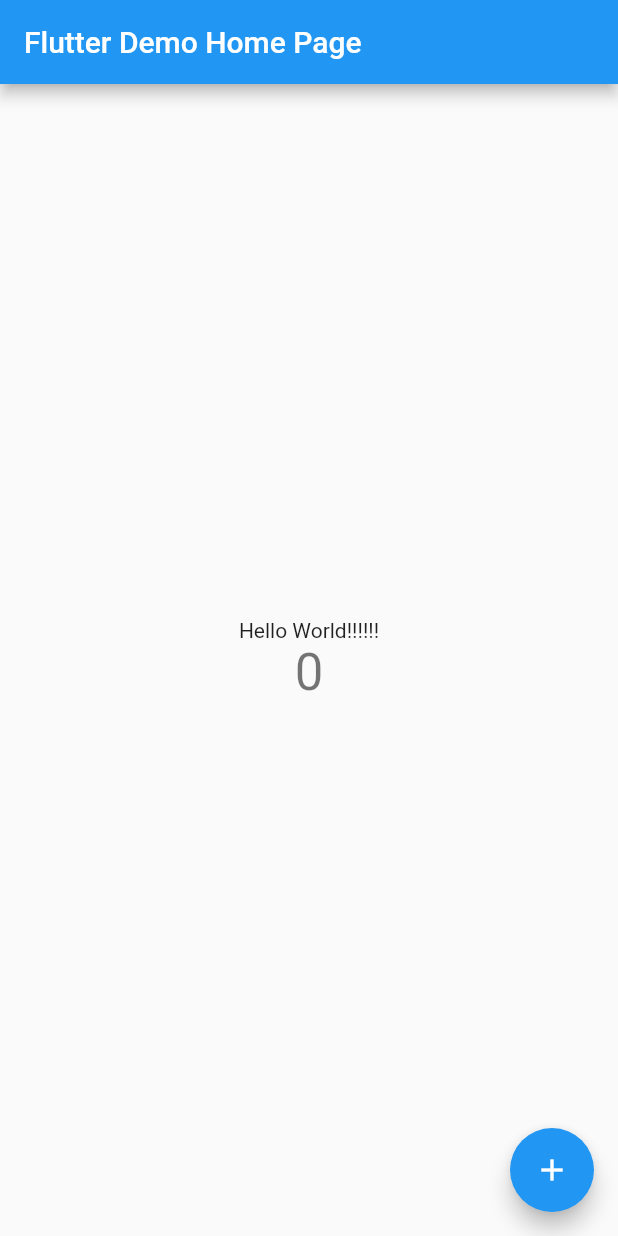
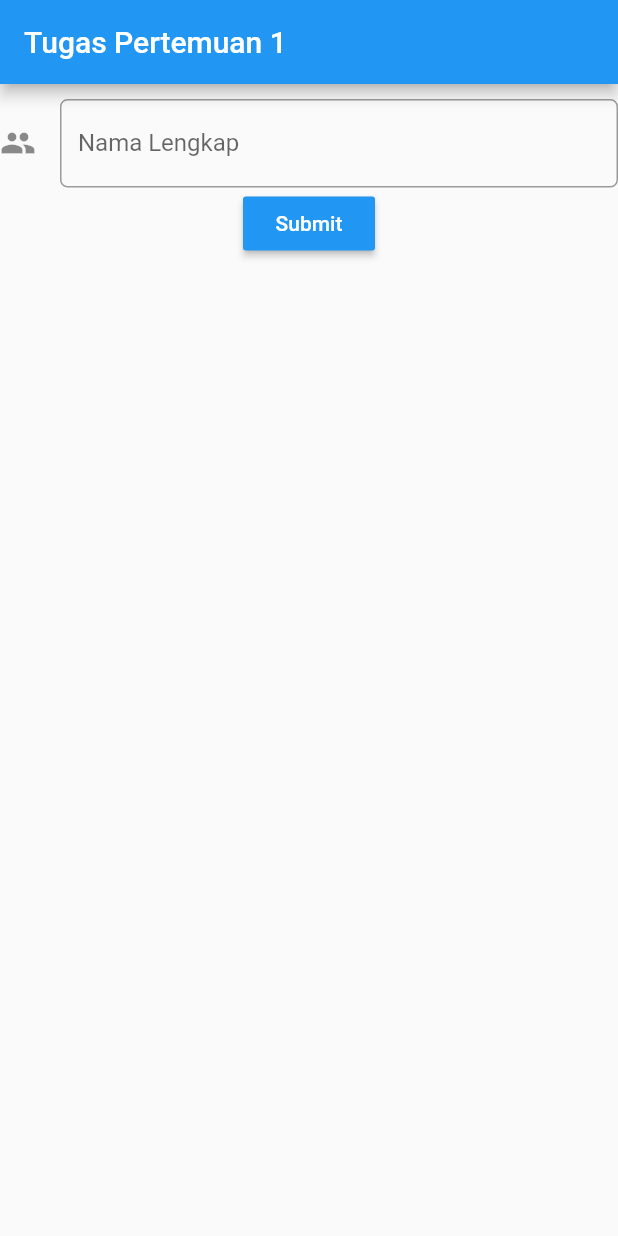
Before and after one commit to argowibowo/progmob2020uas, a Flutter app: the screen it shows after launch, on a phone screen of 412 x 824 dp. Run offline on Flutter 3.47's test engine with Material 2 defaults, Android fonts, the phone set to English and light mode, and no system bars.

Commit message:
Tugas 8: Flutter Widget

```diff
--- a/lib/main.dart
+++ b/lib/main.dart
@@ -1,32 +1,21 @@
 import 'package:flutter/material.dart';
+import 'package:progmob_flutter/pertemuan1.dart';
+import 'package:progmob_flutter/tugaspertemuan8.dart';
 
 void main() {
   runApp(MyApp());
 }
 
 class MyApp extends StatelessWidget {
-  // This widget is the root of your application.
   @override
   Widget build(BuildContext context) {
     return MaterialApp(
       title: 'Flutter Demo',
       theme: ThemeData(
-        // This is the theme of your application.
-        //
-        // Try running your application with "flutter run". You'll see the
-        // application has a blue toolbar. Then, without quitting the app, try
-        // changing the primarySwatch below to Colors.green and then invoke
-        // "hot reload" (press "r" in the console where you ran "flutter run",
-        // or simply save your changes to "hot reload" in a Flutter IDE).
-        // Notice that the counter didn't reset back to zero; the application
-        // is not restarted.
         primarySwatch: Colors.blue,
-        // This makes the visual density adapt to the platform that you run
-        // the app on. For desktop platforms, the controls will be smaller and
-        // closer together (more dense) than on mobile platforms.
         visualDensity: VisualDensity.adaptivePlatformDensity,
       ),
-      home: MyHomePage(title: 'Flutter Demo Home Page'),
+      home: TugasPertemuan8(title: 'Tugas Pertemuan 1'),
       debugShowCheckedModeBanner: false,
     );
   }
@@ -34,16 +23,6 @@
 
 class MyHomePage extends StatefulWidget {
   MyHomePage({Key key, this.title}) : super(key: key);
-
-  // This widget is the home page of your application. It is stateful, meaning
-  // that it has a State object (defined below) that contains fields that affect
-  // how it looks.
-
-  // This class is the configuration for the state. It holds the values (in this
-  // case the title) provided by the parent (in this case the App widget) and
-  // used by the build method of the State. Fields in a Widget subclass are
-  // always marked "final".
-
   final String title;
 
   @override
@@ -55,48 +34,19 @@
 
   void _incrementCounter() {
     setState(() {
-      // This call to setState tells the Flutter framework that something has
-      // changed in this State, which causes it to rerun the build method below
-      // so that the display can reflect the updated values. If we changed
-      // _counter without calling setState(), then the build method would not be
-      // called again, and so nothing would appear to happen.
       _counter++;
     });
   }
 
   @override
   Widget build(BuildContext context) {
-    // This method is rerun every time setState is called, for instance as done
-    // by the _incrementCounter method above.
-    //
-    // The Flutter framework has been optimized to make rerunning build methods
-    // fast, so that you can just rebuild anything that needs updating rather
-    // than having to individually change instances of widgets.
     return Scaffold(
       appBar: AppBar(
-        // Here we take the value from the MyHomePage object that was created by
-        // the App.build method, and use it to set our appbar title.
         title: Text(widget.title),
       ),
       body: Center(
-        // Center is a layout widget. It takes a single child and positions it
-        // in the middle of the parent.
         child: Column(
-          // Column is also a layout widget. It takes a list of children and
-          // arranges them vertically. By default, it sizes itself to fit its
-          // children horizontally, and tries to be as tall as its parent.
-          //
-          // Invoke "debug painting" (press "p" in the console, choose the
-          // "Toggle Debug Paint" action from the Flutter Inspector in Android
-          // Studio, or the "Toggle Debug Paint" command in Visual Studio Code)
-          // to see the wireframe for each widget.
-          //
-          // Column has various properties to control how it sizes itself and
-          // how it positions its children. Here we use mainAxisAlignment to
-          // center the children vertically; the main axis here is the vertical
-          // axis because Columns are vertical (the cross axis would be
-          // horizontal).
-          mainAxisAlignment: MainAxisAlignment.center,
+          mainAxisAlignment: MainAxisAlignment.start,
           children: <Widget>[
             Text(
               'Hello World!!!!!!',
--- /dev/null
+++ b/lib/tugaspertemuan8.dart
@@ -0,0 +1,74 @@
+import 'package:flutter/material.dart';
+
+class TugasPertemuan8 extends StatefulWidget {
+  TugasPertemuan8({Key key, this.title}) : super(key: key);
+  final String title;
+
+  @override
+  _TugasPertemuan8State createState() => _TugasPertemuan8State();
+}
+
+class _TugasPertemuan8State extends State<TugasPertemuan8> {
+  int _counter = 2;
+
+  void _incrementCounter() {
+  setState(() {
+  _counter++;
+  });
+  }
+  final _formKey = GlobalKey<FormState>();
+
+  @override
+  Widget build(BuildContext context) {
+    return Scaffold(
+      appBar: AppBar(
+        title: Text(widget.title),
+      ),
+      body: Form(
+        key: _formKey,
+          child: Column(
+            children: <Widget>[
+              Padding(
+                padding: EdgeInsets.all(5.0),
+              ),
+              TextFormField(
+                  decoration: new InputDecoration(
+                      icon: Icon(Icons.people),
+                      labelText: "Nama Lengkap",
+                      hintText: "Contoh: Anisya Clara",
+                      border: OutlineInputBorder(
+                        borderRadius: new BorderRadius.circular(5),
+                      )
+                  ),
+                  validator: (value){
+                    if(value.isEmpty){
+                      return "Nama tidak boleh kosong";
+                    }
+                    return null;
+                }
+              ),
+              RaisedButton(
+                child: Text(
+                  "Submit",
+                  style: TextStyle(color: Colors.white),
+                ),
+                color: Colors.blue,
+                onPressed: () {
+                  if(_formKey.currentState.validate()){
+                    Scaffold.of(context).showSnackBar(SnackBar(content: Text("OK")));
+                  }
+                },
+              ),
+            ],
+          )
+
+
+      ),
+      //floatingActionButton: FloatingActionButton(
+      //onPressed: _incrementCounter,
+      //tooltip: 'Increment',
+      //child: Icon(Icons.add),
+      //  ), // This trailing comma makes auto-formatting nicer for build methods.
+    );
+  }
+}
```
Also changed, not shown: lib/pertemuan1.dart (added, +67 -0 lines).
